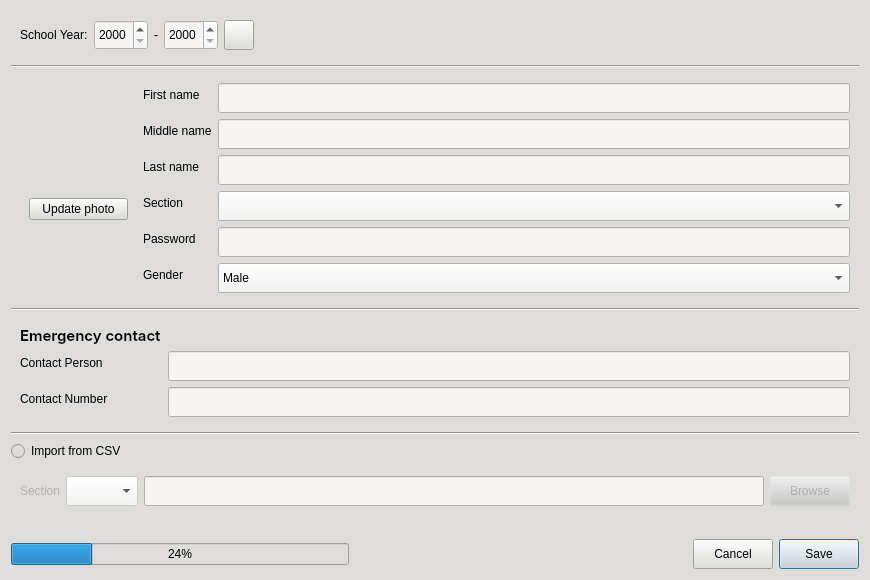
Qt form CAI_PyQt/CAI_Admin/UI/FormAddNewStudent.ui (CPG19040/CPG19040) before a commit.
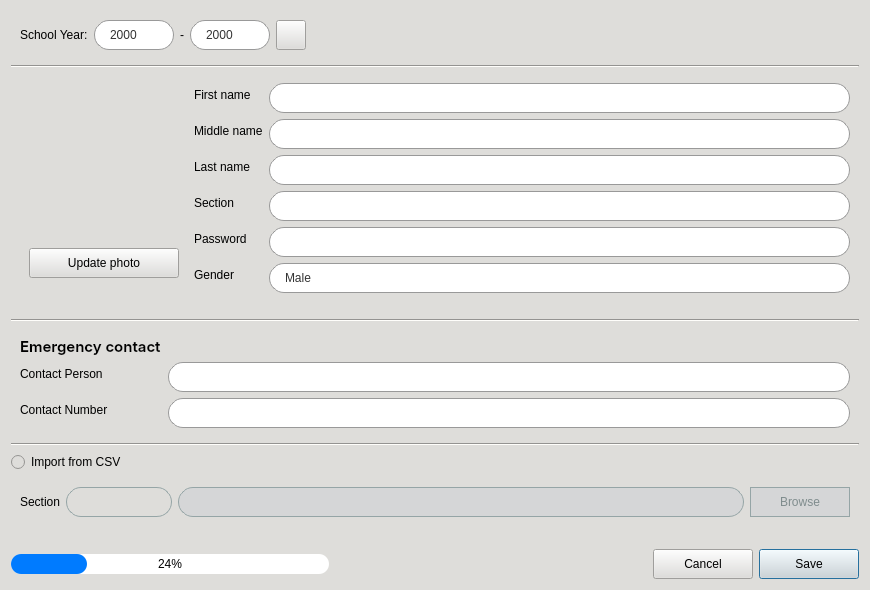
The same form after that commit. Icons and pictures are not drawn.

The edit to the form file:
```diff
--- a/CAI_PyQt/CAI_Admin/UI/FormAddNewStudent.ui
+++ b/CAI_PyQt/CAI_Admin/UI/FormAddNewStudent.ui
@@ -7,7 +7,7 @@
     <x>0</x>
     <y>0</y>
     <width>870</width>
-    <height>580</height>
+    <height>590</height>
    </rect>
   </property>
   <property name="minimumSize">
@@ -16,17 +16,160 @@
     <height>580</height>
    </size>
   </property>
-  <property name="maximumSize">
-   <size>
-    <width>870</width>
-    <height>580</height>
-   </size>
-  </property>
   <property name="windowTitle">
    <string>Student Registration</string>
   </property>
   <property name="styleSheet">
-   <string notr="true">background-color: rgb(222, 221, 218); color: rgb(0, 0, 0);</string>
+   <string notr="true">* {
+	background-color: rgb(222, 221, 218); 
+	color: black;
+}
+
+*[class=&quot;button-normal&quot;] {
+	font: 10pt &quot;Inter&quot;;
+	background-color: #e7e7e7;
+	color: black;
+	border-radius: 15px;
+	border: 1px solid rgb(154, 153, 150);
+}
+
+*[class=&quot;button-normal&quot;]:hover {
+	background-color: white;
+}
+
+QProgressBar {
+	border-radius: 10px;
+	background-color: white;
+}
+
+QProgressBar::chunk {
+	background-color: #007BFF;
+	border-radius: 10px;
+}
+
+QPushButton:disabled, QLineEdit:disabled, QComboBox:disabled {
+    background-color: #d5d6d7;
+    color: #7f8c8d;
+    border: 1px solid #95a5a6;
+}
+
+#widget_CSV:disabled, #widget_stud_info:disabled, QComboBox:disabled { 
+	color: rgba(0, 0, 0, 50); 
+	background-color: rgba(200, 200, 200, 0); 
+}
+
+QLineEdit {
+	background-color: rgb(255, 255, 255); 
+	border-radius: 15px;
+	border: 1px solid #999;
+	padding: 0px 15px;
+}
+
+QComboBox {
+    border: 1px solid #999;
+    border-radius: 15px; /* Fully rounded pills */
+    padding: 0px 15px 0px;
+    background-color: #ffffff;
+    color: #333333;
+    font: 10pt &quot;Inter Medium&quot;; /* Consolidated font settings */
+    selection-background-color: #7eb4d7;
+}
+
+QComboBox:focus, QLineEdit:focus {
+    border: 1px solid #007BFF;
+}
+
+QComboBox:hover, QLineEdit:hover {
+    border: 1px solid #3498db;
+}
+
+QComboBox::drop-down {
+    subcontrol-origin: padding;
+    subcontrol-position: top right;
+    width: 30px;
+    border-left-width: 0px;
+    /* Match the 15px border-radius of the main control */
+    border-top-right-radius: 15px;
+    border-bottom-right-radius: 15px;
+}
+
+QComboBox::down-arrow {
+    image: url(:/Images/Images/caret-down.png);
+    border: none;
+    width: 8px;
+    height: 8px;
+}
+
+QComboBox QAbstractItemView {
+    background-color: white !important;
+    border: 1px solid #999;
+    selection-background-color: #7eb4d7;
+    selection-color: #ffffff;
+    outline: 0; /* Removes the ugly dotted focus border */
+}
+
+QComboBox QAbstractItemView::item {
+    padding: 0px 15px;
+    border-radius: 4px;
+    color: #333333;
+}
+
+/* Hover state for items inside the dropdown */
+QComboBox QAbstractItemView::item:hover {
+    background-color: #7eb4d7;
+    color: #ffffff;
+}
+
+QSpinBox {
+	font: 10pt &quot;Inter Medium&quot;;
+    height: 30px;
+    border: 1px solid #999;
+    border-radius: 15px;
+    padding: 0px 5px 0px;
+    background-color: #ffffff;
+    color: #333333;
+    selection-background-color: #7eb4d7;
+}
+
+QSpinBox:focus {
+    border: 1px solid #007BFF;
+}
+
+QSpinBox:hover {
+    border: 1px solid #3498db;
+}
+
+QSpinBox::up-button {
+    subcontrol-origin: border;
+    subcontrol-position: top right;
+    width: 8px;
+    height: 8px;
+    border-top-right-radius: 15px;
+    padding: 6px 10px 6px 2px;
+	color: rgb(119, 118, 123);
+}
+
+QSpinBox::down-button {
+    subcontrol-origin: border;
+    subcontrol-position: bottom right;
+    width: 8px;
+    height: 8px;
+    border-bottom-right-radius: 15px;
+    padding: 6px 10px 6px 2px;
+	color: rgb(119, 118, 123);
+}
+
+QSpinBox::up-arrow {
+    image: url(:/Images/Images/caret-up.png);
+    width: 8px;
+    height: 8px;
+}
+
+QSpinBox::down-arrow {
+    image: url(:/Images/Images/caret-down.png);
+    width: 8px;
+    height: 8px;
+}</string>
   </property>
   <layout class="QVBoxLayout" name="verticalLayout">
    <item>
@@ -43,12 +186,21 @@
        <widget class="QSpinBox" name="spinBox_SY1">
         <property name="minimumSize">
          <size>
-          <width>0</width>
+          <width>80</width>
+          <height>30</height>
+         </size>
+        </property>
+        <property name="maximumSize">
+         <size>
+          <width>80</width>
           <height>30</height>
          </size>
         </property>
         <property name="styleSheet">
-         <string notr="true">background-color: rgb(246, 245, 244);</string>
+         <string notr="true"/>
+        </property>
+        <property name="alignment">
+         <set>Qt::AlignCenter</set>
         </property>
         <property name="minimum">
          <number>2000</number>
@@ -69,12 +221,21 @@
        <widget class="QSpinBox" name="spinBox_SY2">
         <property name="minimumSize">
          <size>
-          <width>0</width>
+          <width>80</width>
+          <height>30</height>
+         </size>
+        </property>
+        <property name="maximumSize">
+         <size>
+          <width>80</width>
           <height>30</height>
          </size>
         </property>
         <property name="styleSheet">
-         <string notr="true">background-color: rgb(246, 245, 244);</string>
+         <string notr="true"/>
+        </property>
+        <property name="alignment">
+         <set>Qt::AlignCenter</set>
         </property>
         <property name="minimum">
          <number>2000</number>
@@ -145,7 +306,7 @@
    <item>
     <widget class="QWidget" name="widget_stud_info" native="true">
      <property name="styleSheet">
-      <string notr="true">QWidget:disabled { color: rgba(0, 0, 0, 50); background-color: rgba(200, 200, 200, 0); }</string>
+      <string notr="true"/>
      </property>
      <layout class="QHBoxLayout" name="horizontalLayout">
       <item>
@@ -155,14 +316,14 @@
           <widget class="QLabel" name="label_profile_pic">
            <property name="minimumSize">
             <size>
-             <width>99</width>
-             <height>100</height>
+             <width>150</width>
+             <height>150</height>
             </size>
            </property>
            <property name="maximumSize">
             <size>
-             <width>100</width>
-             <height>100</height>
+             <width>150</width>
+             <height>150</height>
             </size>
            </property>
            <property name="text">
@@ -181,6 +342,18 @@
          </item>
          <item row="1" column="0">
           <widget class="QPushButton" name="btnUploadPhoto">
+           <property name="minimumSize">
+            <size>
+             <width>100</width>
+             <height>30</height>
+            </size>
+           </property>
+           <property name="maximumSize">
+            <size>
+             <width>16777215</width>
+             <height>30</height>
+            </size>
+           </property>
            <property name="cursor">
             <cursorShape>PointingHandCursor</cursorShape>
            </property>
@@ -242,7 +415,7 @@
             </size>
            </property>
            <property name="styleSheet">
-            <string notr="true">background-color: rgb(246, 245, 244);</string>
+            <string notr="true"/>
            </property>
           </widget>
          </item>
@@ -262,7 +435,7 @@
             </size>
            </property>
            <property name="styleSheet">
-            <string notr="true">background-color: rgb(246, 245, 244);</string>
+            <string notr="true"/>
            </property>
           </widget>
          </item>
@@ -282,7 +455,7 @@
             </size>
            </property>
            <property name="styleSheet">
-            <string notr="true">background-color: rgb(246, 245, 244);</string>
+            <string notr="true"/>
            </property>
           </widget>
          </item>
@@ -302,7 +475,7 @@
             </size>
            </property>
            <property name="styleSheet">
-            <string notr="true">background-color: rgb(246, 245, 244);</string>
+            <string notr="true"/>
            </property>
            <property name="editable">
             <bool>false</bool>
@@ -325,7 +498,10 @@
             </size>
            </property>
            <property name="styleSheet">
-            <string notr="true">background-color: rgb(246, 245, 244);</string>
+            <string notr="true"/>
+           </property>
+           <property name="echoMode">
+            <enum>QLineEdit::PasswordEchoOnEdit</enum>
            </property>
           </widget>
          </item>
@@ -345,7 +521,7 @@
             </size>
            </property>
            <property name="styleSheet">
-            <string notr="true">background-color: rgb(246, 245, 244);</string>
+            <string notr="true"/>
            </property>
            <property name="editable">
             <bool>false</bool>
@@ -381,7 +557,7 @@
       <bool>true</bool>
      </property>
      <property name="styleSheet">
-      <string notr="true">QWidget:disabled { color: rgba(0, 0, 0, 50); background-color: rgba(200, 200, 200, 0); }</string>
+      <string notr="true"/>
      </property>
      <layout class="QFormLayout" name="formLayout_5">
       <item row="0" column="0">
@@ -408,7 +584,7 @@
          </size>
         </property>
         <property name="styleSheet">
-         <string notr="true">background-color: rgb(246, 245, 244);</string>
+         <string notr="true"/>
         </property>
        </widget>
       </item>
@@ -428,7 +604,7 @@
          </size>
         </property>
         <property name="styleSheet">
-         <string notr="true">background-color: rgb(246, 245, 244);</string>
+         <string notr="true"/>
         </property>
        </widget>
       </item>
@@ -465,7 +641,7 @@
       <bool>false</bool>
      </property>
      <property name="styleSheet">
-      <string notr="true">QWidget:disabled { color: rgba(0, 0, 0, 50); background-color: rgba(200, 200, 200, 0); }</string>
+      <string notr="true"/>
      </property>
      <layout class="QHBoxLayout" name="horizontalLayout_3">
       <item>
@@ -490,7 +666,7 @@
          </size>
         </property>
         <property name="styleSheet">
-         <string notr="true">background-color: rgb(246, 245, 244);</string>
+         <string notr="true"/>
         </property>
         <property name="editable">
          <bool>false</bool>
@@ -506,7 +682,7 @@
          </size>
         </property>
         <property name="styleSheet">
-         <string notr="true">background-color: rgb(246, 245, 244);</string>
+         <string notr="true"/>
         </property>
        </widget>
       </item>
@@ -514,7 +690,13 @@
        <widget class="QPushButton" name="btnBrowseCSV">
         <property name="minimumSize">
          <size>
-          <width>0</width>
+          <width>100</width>
+          <height>30</height>
+         </size>
+        </property>
+        <property name="maximumSize">
+         <size>
+          <width>100</width>
           <height>30</height>
          </size>
         </property>
@@ -546,9 +728,24 @@
     <layout class="QHBoxLayout" name="horizontalLayout_2">
      <item>
       <widget class="QProgressBar" name="progressBar">
+       <property name="minimumSize">
+        <size>
+         <width>0</width>
+         <height>20</height>
+        </size>
+       </property>
+       <property name="maximumSize">
+        <size>
+         <width>16777215</width>
+         <height>20</height>
+        </size>
+       </property>
        <property name="value">
         <number>24</number>
        </property>
+       <property name="alignment">
+        <set>Qt::AlignCenter</set>
+       </property>
        <property name="textVisible">
         <bool>true</bool>
        </property>
@@ -571,7 +768,13 @@
       <widget class="QPushButton" name="btnCancel">
        <property name="minimumSize">
         <size>
-         <width>0</width>
+         <width>100</width>
+         <height>30</height>
+        </size>
+       </property>
+       <property name="maximumSize">
+        <size>
+         <width>100</width>
          <height>30</height>
         </size>
        </property>
@@ -587,7 +790,13 @@
       <widget class="QPushButton" name="btnSave">
        <property name="minimumSize">
         <size>
-         <width>0</width>
+         <width>100</width>
+         <height>30</height>
+        </size>
+       </property>
+       <property name="maximumSize">
+        <size>
+         <width>100</width>
          <height>30</height>
         </size>
        </property>
```
Left out of the diff: 18 changed lines with no effect on the pictures.
